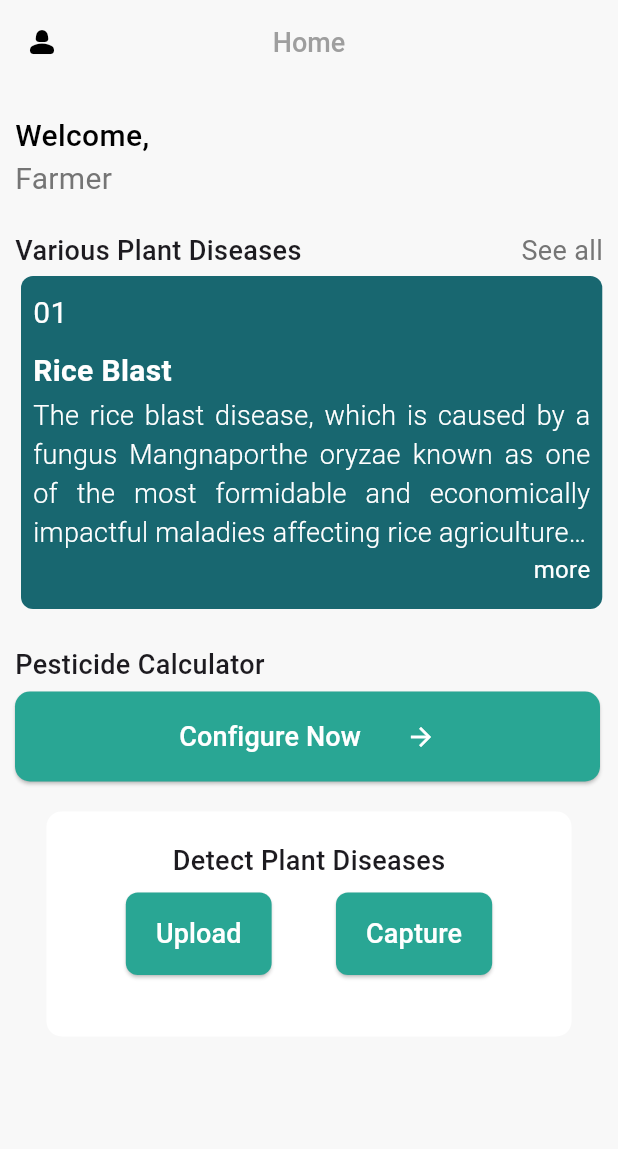
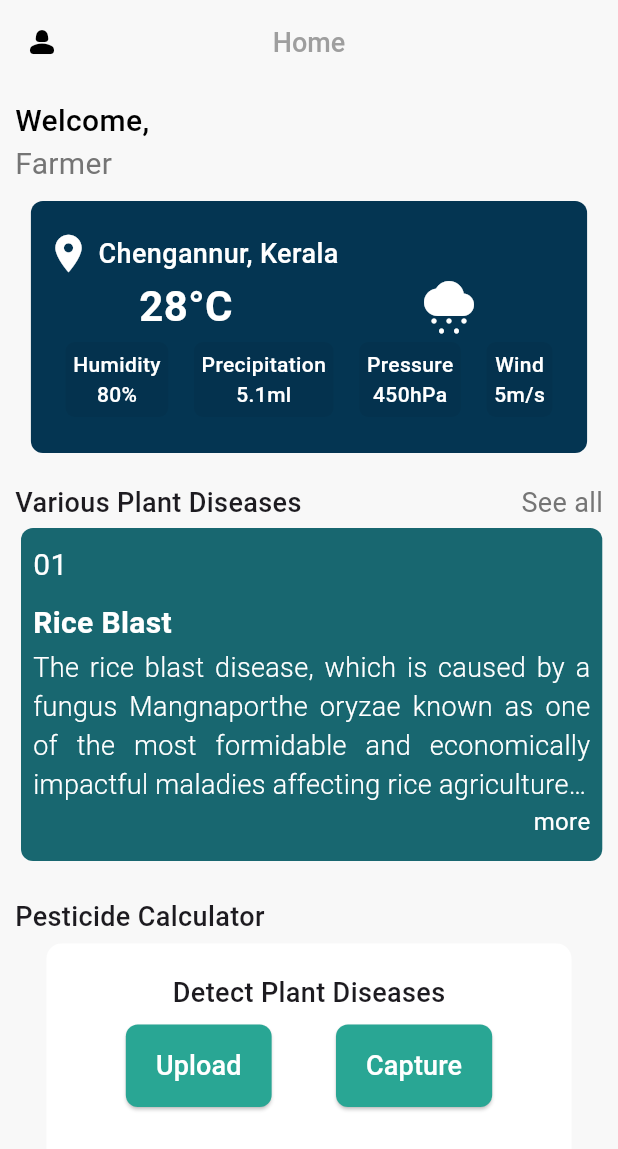
Before and after one commit to joelbiju/cropGuard, a Flutter app: the MyHome screen opened directly, on a phone screen of 412 x 824 dp. Shown: the top 1149 px of the screen. Run offline on Flutter 3.47's test engine with Material 3 defaults, Android fonts, the phone set to English and light mode, and no system bars; missing offline and left inert: sign_button.

Commit message:
homepage new

```diff
--- a/lib/main.dart
+++ b/lib/main.dart
@@ -1,6 +1,6 @@
 // ignore_for_file: prefer_const_constructors
 
-import 'package:crop_guard/pages/calculator_page.dart';
+
 import 'package:crop_guard/pages/disease_page.dart';
 import 'package:crop_guard/pages/home_page.dart';
 import 'package:crop_guard/pages/result_page.dart';
@@ -19,7 +19,7 @@ class MyApp extends StatelessWidget {
   Widget build(BuildContext context) {
     return MaterialApp(
       debugShowCheckedModeBanner: false,
-      home: WelcomePage(),
+      home: MyHome(),
       );
   }
 
--- a/lib/pages/home_page.dart
+++ b/lib/pages/home_page.dart
@@ -1,8 +1,8 @@
 // ignore_for_file: prefer_const_constructors, prefer_const_literals_to_create_immutables
 
-import 'package:crop_guard/pages/calculator_page.dart';
 import 'package:crop_guard/pages/disease_page.dart';
 import 'package:crop_guard/util/button_main.dart';
+import 'package:crop_guard/util/climate_card.dart';
 import 'package:crop_guard/util/home_card.dart';
 import 'package:flutter/material.dart';
 
@@ -45,7 +45,7 @@ class MyHome extends StatelessWidget {
               child: Column(
                 children: [
 
-                  SizedBox(height: 20,),
+                  SizedBox(height: 10,),
                   //welcome note
                   Row(
                   children: [
@@ -67,8 +67,73 @@ class MyHome extends StatelessWidget {
                 ],
               ),
 
+              SizedBox(height: 10,),
+
+              //climate card
+              Container(
+                decoration: BoxDecoration(
+                  borderRadius: BorderRadius.circular(8),
+                  color: Color.fromRGBO(4, 53, 82, 1),
+
+                ),
+                padding: EdgeInsets.symmetric(horizontal: 10, vertical: 20),
+                width: MediaQuery.of(context).size.width*0.9,
+                child: Column(
+                  children: [
+                    Row(
+                      mainAxisAlignment: MainAxisAlignment.start,
+
+                      children: [
+                        //location pin icon
+                        Icon(Icons.location_on, color: Colors.white, size: 30,),
+
+                        SizedBox(width: 5,),
+
+                        //location using location service
+                        Text('Chengannur, Kerala', style: TextStyle(
+                          color: Colors.white,
+                          fontWeight: FontWeight.w500,
+                          fontSize: 18,
+                        ),),
+                      ],
+
+                    ),
+
+                    Row(
+                      mainAxisAlignment: MainAxisAlignment.spaceAround,
+                      children: [
+                        //location degree from location service
+                        Text('28°C', style: TextStyle(
+                          color: Colors.white,
+                          fontWeight: FontWeight.bold,
+                          fontSize: 28,
+                        ),),
+
+                        //raining cloud icon
+                        Icon(Icons.cloudy_snowing, color: Colors.white, size: 40,),
+                      ],
+                    ),
+
+                    Row(
+                      mainAxisAlignment: MainAxisAlignment.spaceEvenly,
+
+                      children: [
+                        //humidity column
+                        CliCard(title: 'Humidity', amount: '80%'),
+                        //preciptation column
+                        CliCard(title: 'Precipitation', amount: '5.1ml'),
+                        //pressure column
+                        CliCard(title: 'Pressure', amount: '450hPa'),
+                        //wind column
+                        CliCard(title: 'Wind', amount: '5m/s'),
+                      ],
+                    ),
+                  ],
+                ),
+
+              ),
+
               SizedBox(height: 20,),
-
               //carousel
               Column(
                 children: [
@@ -150,45 +215,7 @@ class MyHome extends StatelessWidget {
               ),
               SizedBox(height: 5,),
 
-              //pesticide configuration button
-              Row(
-                children: [
 
-                  ElevatedButton(
-                    onPressed: (){
-                      // Navigate to calculator page
-                      Navigator.push(
-                      context,
-                      MaterialPageRoute(builder: (context) => Calculate()),);
-                    },
-
-                  style: ButtonStyle(
-                    minimumSize: MaterialStateProperty.all(Size(390, 60)),
-                    backgroundColor: MaterialStateProperty.all(Color.fromRGBO(41, 166, 148, 1)),
-                    padding: MaterialStateProperty.all(EdgeInsets.symmetric(horizontal: 20, vertical: 15)),
-                    shape: MaterialStateProperty.all(RoundedRectangleBorder(
-                      borderRadius: BorderRadius.circular(10),
-                    ))
-                  ),
-                  child: Row(
-                    mainAxisAlignment: MainAxisAlignment.spaceBetween,
-                    children: [
-                      Text('Configure Now',
-                      style: TextStyle(
-                        color: Colors.white,
-                        fontWeight: FontWeight.w500,
-                        fontSize: 18
-                      ),
-                      ),
-                      SizedBox(width: 30,),
-                      Icon(Icons.arrow_forward, color: Colors.white, size: 20,)
-                    ],
-                  ),
-                  ),
-
-                ],
-              ),
-              SizedBox(height: 20,),
 
               //image upload button
 
--- /dev/null
+++ b/lib/util/climate_card.dart
@@ -0,0 +1,40 @@
+// ignore_for_file: prefer_const_literals_to_create_immutables, prefer_const_constructors
+
+import 'package:flutter/material.dart';
+
+class CliCard extends StatelessWidget {
+
+  final String title;
+  final String amount;
+
+  const CliCard({super.key, required this.title, required this.amount});
+
+  @override
+  Widget build(BuildContext context) {
+    return Card(
+                          shape: RoundedRectangleBorder(
+                            borderRadius: BorderRadius.circular(6),
+                          ),
+                          color: Colors.black.withOpacity(0.05),
+                          elevation: 0,
+
+                          child: Padding(
+                            padding: const EdgeInsets.all(5.0),
+                            child: Column(
+                              children: [
+                                Text(title, style: TextStyle(
+                                  color: Colors.white,
+                                  fontWeight: FontWeight.w500,
+                                  fontSize: 14,
+                                ),),
+                                Text(amount, style: TextStyle(
+                                  color: Colors.white,
+                                  fontWeight: FontWeight.w500,
+                                  fontSize: 14,
+                                ),),
+                              ],
+                            ),
+                          ),
+                        );
+  }
+}
```
